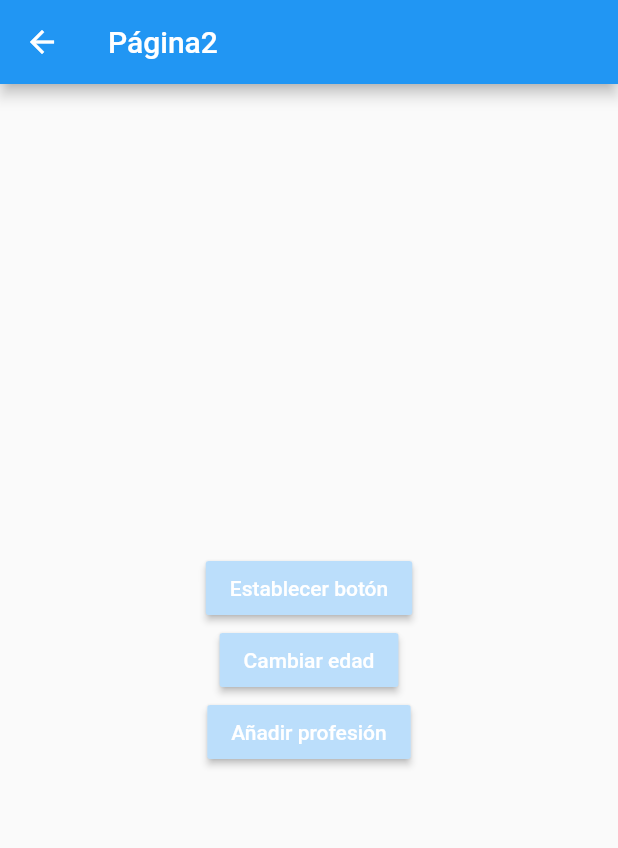
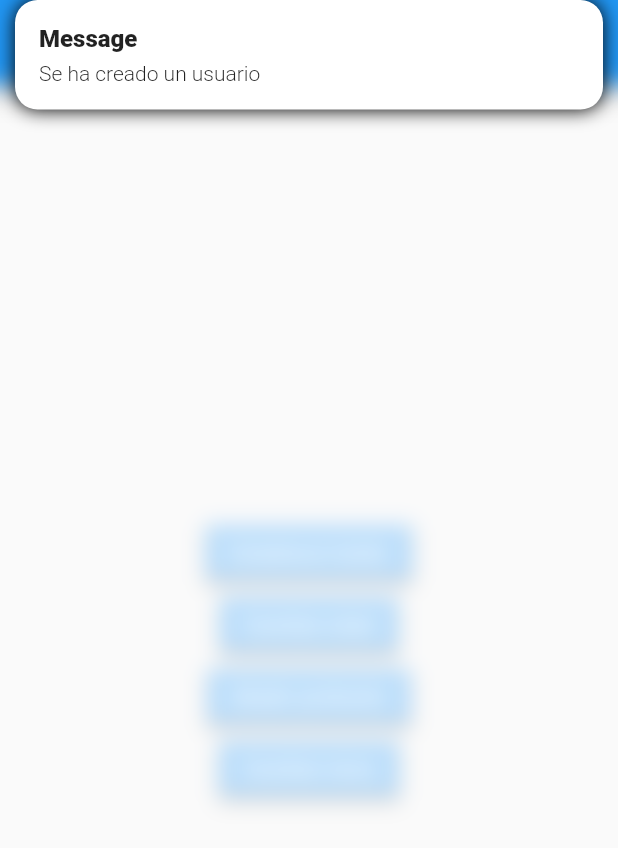
Before and after one commit to Papeel/flutter_state_management, a Flutter app: the Pagina2Page screen opened by its route, after a tap on "Establecer botón", on a phone screen of 412 x 824 dp. Shown: the top 848 px of the screen. Run offline on Flutter 3.47's test engine with Material 2 defaults, Android fonts, the phone set to English and light mode, and no system bars; our stand-ins replace get.

```diff
--- /dev/null
+++ b/lib/controllers/usuario_controller.dart
@@ -0,0 +1,36 @@
+import 'package:estados/models/user.dart';
+import 'package:get/get.dart';
+
+class UsuarioController extends GetxController{
+  var existeUsuario = false.obs;
+  var usuario =  Usuario().obs;
+
+
+  int get profesionesCount{
+    if(this.existeUsuario.value){
+      return this.usuario.value.profesiones.length;
+    }
+    return 0;
+  }
+  void cargarUsuario(Usuario pUsuario){
+    this.existeUsuario.value = true;
+    this.usuario.value = pUsuario;
+  }
+
+  void cambiarEdad(int pEdad){
+    if(this.existeUsuario.value){
+      this.usuario.update((val) {
+        val!.edad = pEdad;
+      });
+    }
+  }
+
+
+  void agregarProfesion( String profesion ){
+    if(this.existeUsuario.value){
+      this.usuario.update((val) {
+        val!.profesiones = [...val.profesiones, profesion];
+      });
+    }
+  }
+}
--- a/lib/models/user.dart
+++ b/lib/models/user.dart
@@ -1,9 +1,9 @@
 class Usuario {
-  String nombre;
-  int edad;
+  String? nombre;
+  int? edad;
   List<String> profesiones;
 
 
-  Usuario({required this.edad,required this.nombre,required this.profesiones});
+  Usuario({ this.edad, this.nombre, this.profesiones=const []});
 
 }
--- a/lib/pages/pagina1_page.dart
+++ b/lib/pages/pagina1_page.dart
@@ -1,26 +1,53 @@
+import 'package:estados/controllers/usuario_controller.dart';
+import 'package:estados/models/user.dart';
 import 'package:flutter/material.dart';
+import 'package:get/get.dart';
 
 
 class Pagina1Page extends StatelessWidget {
 
   @override
   Widget build(BuildContext context) {
+    final usuariCtrl = Get.put(UsuarioController());
+
     return Scaffold(
       appBar: AppBar(
         title: Text('Página1'),
       ),
-      body: InformacionUsuario(),
+      body: Obx(
+        ()=> usuariCtrl.existeUsuario.value
+            ? InformacionUsuario(usuario: usuariCtrl.usuario.value,)
+            : NoInfo()
+      ) ,
       floatingActionButton: FloatingActionButton(
        child: Icon(Icons.add),
-       onPressed: () => Navigator.pushNamed(context, 'pagina2')
+       //onPressed: () => Navigator.pushNamed(context, 'pagina2')
+       onPressed: () => Get.toNamed('pagina2', arguments: {
+         'nombre': 'fernando',
+         'edad': 55
+       }),
      ),
    );
   }
 }
 
+class NoInfo extends StatelessWidget {
+
+
+  @override
+  Widget build(BuildContext context) {
+    return  Container(
+      child: const Center(child: Text('No hay usuario'),),
+    );
+  }
+}
+
 class InformacionUsuario extends StatelessWidget {
+
+  final Usuario usuario;
+
   const InformacionUsuario({
-    Key? key,
+    Key? key, required this.usuario,
   }) : super(key: key);
 
   @override
@@ -32,16 +59,14 @@ class InformacionUsuario extends StatelessWidget {
       child: Column(
         crossAxisAlignment:  CrossAxisAlignment.start,
         children: [
-          Text('General', style: TextStyle( fontSize: 18, fontWeight: FontWeight.bold),),
-          Divider(),
-          ListTile(title: Text('Nombre: '),),
-          ListTile(title: Text('Edad: '),),
+          const Text('General', style: TextStyle( fontSize: 18, fontWeight: FontWeight.bold),),
+          const Divider(),
+          ListTile(title: Text('Nombre: ${usuario.nombre}'),),
+          ListTile(title: Text('Edad: ${usuario.edad}'),),
 
-          Text('Profesiones', style: TextStyle( fontSize: 18, fontWeight: FontWeight.bold),),
-          Divider(),
-          ListTile(title: Text('Profesión 1'),),
-          ListTile(title: Text('Profesión 1'),),
-          ListTile(title: Text('Profesión 1'),),
+          const Text('Profesiones', style: TextStyle( fontSize: 18, fontWeight: FontWeight.bold),),
+          const Divider(),
+          ...usuario.profesiones.map((e) => ListTile(title: Text(e),))
         ],
       )
     );
--- a/lib/pages/pagina2_page.dart
+++ b/lib/pages/pagina2_page.dart
@@ -1,32 +1,61 @@
+import 'package:estados/controllers/usuario_controller.dart';
+import 'package:estados/models/user.dart';
 import 'package:flutter/material.dart';
+import 'package:get/get.dart';
 
 
 class Pagina2Page extends StatelessWidget {
 
   @override
   Widget build(BuildContext context) {
+    final usuarioCtrl = Get.find<UsuarioController>();
     return Scaffold(
       appBar: AppBar(
-        title: Text('Página2'),
+        title: const Text('Página2'),
       ),
       body: Center(
         child: Column(
           mainAxisAlignment: MainAxisAlignment.center,
           children: [
             MaterialButton(
-              child: Text('Establecer botón', style: TextStyle(color: Colors.white),),
+              child: const Text('Establecer botón', style: TextStyle(color: Colors.white),),
               color: Colors.blue[100],
-              onPressed: (){},
+              onPressed: (){
+                usuarioCtrl.cargarUsuario(Usuario(nombre: 'Fernando', edad: 35));
+                Get.snackbar(
+                  'Message',
+                  'Se ha creado un usuario',
+                  backgroundColor: Colors.white,
+                  boxShadows: [
+                    const BoxShadow(
+                      color: Colors.black,
+                      blurRadius: 10
+                    )
+                  ]
+
+                );
+              },
             ),
             MaterialButton(
-              child: Text('Cambiar edad', style: TextStyle(color: Colors.white),),
+              child: const Text('Cambiar edad', style: TextStyle(color: Colors.white),),
               color: Colors.blue[100],
-              onPressed: (){},
+              onPressed: (){
+                usuarioCtrl.cambiarEdad(55);
+              },
             ),
             MaterialButton(
-              child: Text('Añadir profesión', style: TextStyle(color: Colors.white),),
+              child: const Text('Añadir profesión', style: TextStyle(color: Colors.white),),
               color: Colors.blue[100],
-              onPressed: (){},
+              onPressed: (){
+                usuarioCtrl.agregarProfesion('Profesion #${usuarioCtrl.profesionesCount + 1}');
+              },
+            ),
+            MaterialButton(
+              child: const Text('Cambiar tema', style: TextStyle(color: Colors.white),),
+              color: Colors.blue[100],
+              onPressed: (){
+                Get.changeTheme(Get.isDarkMode ? ThemeData.light() :  ThemeData.dark());
+              },
             ),
           ],
         )
```
Also changed, not shown: lib/main.dart (+8 -6 lines), pubspec.yaml (+4 -12 lines), pubspec.lock.
